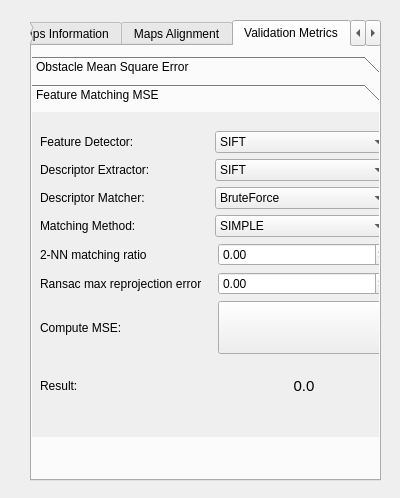
Above: ogm_gui/ui/validation.ui from MariosPro/thesis before the change. Below: the same form after it.
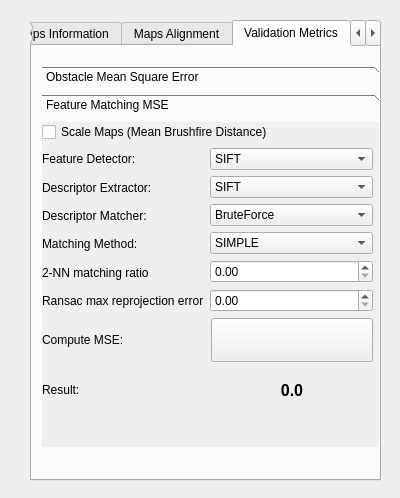
That is the form after the change.

Commit message: Add scaleMaps using Mean brushfire distance as parameter to be changed from gui

```diff
--- a/ogm_gui/ui/validation.ui
+++ b/ogm_gui/ui/validation.ui
@@ -216,8 +216,8 @@
     <widget class="QToolBox" name="metricToolBox">
      <property name="geometry">
       <rect>
-       <x>0</x>
-       <y>10</y>
+       <x>10</x>
+       <y>20</y>
        <width>371</width>
        <height>381</height>
       </rect>
@@ -376,20 +376,27 @@
       <attribute name="label">
        <string>Feature Matching MSE</string>
       </attribute>
-      <widget class="QWidget" name="layoutWidget">
+      <widget class="QWidget" name="">
        <property name="geometry">
         <rect>
-         <x>8</x>
-         <y>19</y>
-         <width>350</width>
-         <height>281</height>
+         <x>0</x>
+         <y>0</y>
+         <width>331</width>
+         <height>290</height>
         </rect>
        </property>
-       <layout class="QVBoxLayout" name="verticalLayout_5">
+       <layout class="QVBoxLayout" name="verticalLayout_7">
         <item>
-         <layout class="QHBoxLayout" name="horizontalLayout">
+         <widget class="QCheckBox" name="scaleBrushfireCheckBox">
+          <property name="text">
+           <string>Scale Maps (Mean Brushfire Distance)</string>
+          </property>
+         </widget>
+        </item>
           <item>
-           <layout class="QVBoxLayout" name="verticalLayout_2">
+         <layout class="QHBoxLayout" name="horizontalLayout_3">
+          <item>
+           <layout class="QVBoxLayout" name="verticalLayout_4">
             <item>
              <widget class="QLabel" name="label_4">
               <property name="text">
@@ -418,10 +425,24 @@
               </property>
              </widget>
             </item>
+            <item>
+             <widget class="QLabel" name="matchingRatioLabel">
+              <property name="text">
+               <string>2-NN matching ratio</string>
+              </property>
+             </widget>
+            </item>
+            <item>
+             <widget class="QLabel" name="ransaclLabel">
+              <property name="text">
+               <string>Ransac max reprojection error</string>
+              </property>
+             </widget>
+            </item>
            </layout>
           </item>
           <item>
-           <layout class="QVBoxLayout" name="verticalLayout_4">
+           <layout class="QVBoxLayout" name="verticalLayout_5">
             <item>
              <widget class="QComboBox" name="detectorComboBox">
               <item>
@@ -578,36 +599,20 @@
               </item>
              </widget>
             </item>
-           </layout>
-          </item>
-         </layout>
-        </item>
         <item>
-         <layout class="QGridLayout" name="gridLayout_3">
-          <item row="0" column="1">
            <widget class="QDoubleSpinBox" name="matchingRatioSpinBox"/>
           </item>
-          <item row="1" column="0">
-           <widget class="QLabel" name="ransaclLabel">
-            <property name="text">
-             <string>Ransac max reprojection error</string>
-            </property>
-           </widget>
-          </item>
-          <item row="0" column="0">
-           <widget class="QLabel" name="matchingRatioLabel">
-            <property name="text">
-             <string>2-NN matching ratio</string>
-            </property>
-           </widget>
-          </item>
-          <item row="1" column="1">
+            <item>
            <widget class="QDoubleSpinBox" name="ransacSpinBox"/>
           </item>
          </layout>
         </item>
+         </layout>
+        </item>
         <item>
-         <layout class="QHBoxLayout" name="horizontalLayout_3">
+         <layout class="QVBoxLayout" name="verticalLayout_2">
+          <item>
+           <layout class="QHBoxLayout" name="horizontalLayout">
           <item>
            <widget class="QLabel" name="label_8">
             <property name="text">
@@ -649,9 +654,14 @@
            <widget class="QLabel" name="featuresLabel">
             <property name="font">
              <font>
-              <pointsize>11</pointsize>
-             </font>
-            </property>
+                <pointsize>12</pointsize>
+                <weight>75</weight>
+                <bold>true</bold>
+               </font>
+              </property>
+              <property name="autoFillBackground">
+               <bool>false</bool>
+              </property>
             <property name="text">
              <string>0.0</string>
             </property>
@@ -659,6 +669,8 @@
              <set>Qt::AlignCenter</set>
             </property>
            </widget>
+            </item>
+           </layout>
           </item>
          </layout>
         </item>
```
Left out of the diff: 43 changed lines with no effect on the pictures. Lines whose indentation alone changed are shown as unchanged. The commit also changes 12 other files.
